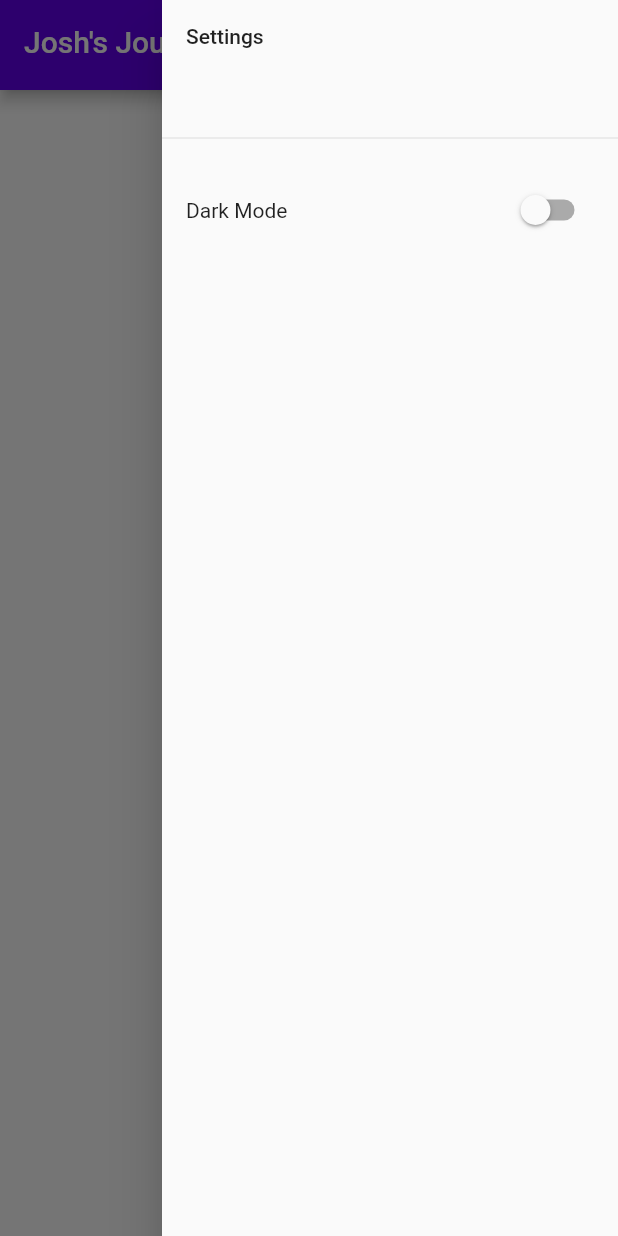
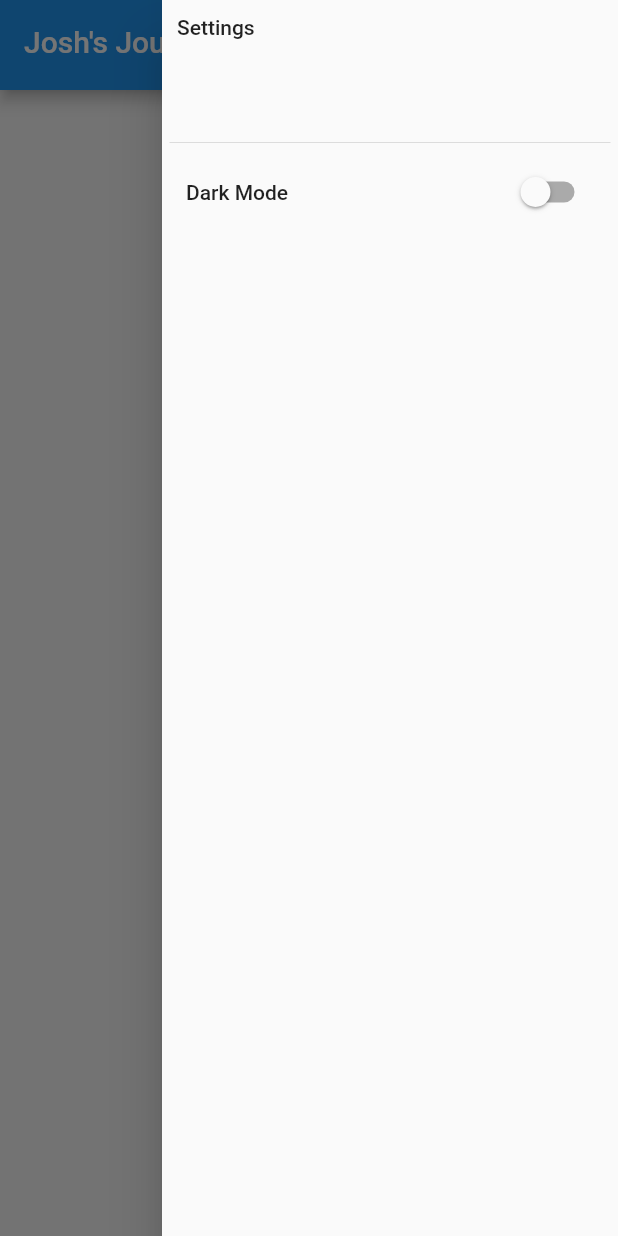
Before and after one commit to RevelsXIX/journal_test, a Flutter app: the screen it shows after launch, after a tap on the "menu" icon, on a phone screen of 412 x 824 dp. Run offline on Flutter 3.47's test engine with Material 2 defaults, Android fonts, the phone set to English and light mode, and no system bars; our stand-ins replace shared_preferences.

Commit message:
Sixth Commit

```diff
--- a/analysis_options.yaml
+++ b/analysis_options.yaml
@@ -26,6 +26,8 @@ linter:
     # prefer_single_quotes: true  # Uncomment to enable the `prefer_single_quotes` rule
     prefer_const_constructors: false
     prefer_const_literals_to_create_immutables: false
+    prefer_const_constructors_in_immutables: false
+    prefer_typing_uninitialized_variables: false
 
 # Additional information about this file can be found at
 # https://dart.dev/guides/language/analysis-options
--- a/lib/app.dart
+++ b/lib/app.dart
@@ -1,20 +1,50 @@
 import 'package:flutter/material.dart';
+import 'package:shared_preferences/shared_preferences.dart';
 import 'screens/welcome.dart';
 import 'models/custom_themes.dart';
 
-class App extends StatelessWidget {
+class App extends StatefulWidget {
 
-  // const App({Key? key}) : super(key: key);
+  final SharedPreferences preferences;
+
+  App({Key? key, required this.preferences}) : super(key: key);
+
+  @override
+  State<App> createState() => _AppState();
+}
+
+class _AppState extends State<App> {
+
+  static const darkModeKey = 'darkMode';
+  bool get darkMode =>
+      widget.preferences.getBool(darkModeKey) ?? false;
+
+  void toggleTheme(bool value) {
+    setState(() {
+      widget.preferences.setBool(darkModeKey, !darkMode);
+    });
+  }
+
+
 
   @override
   Widget build(BuildContext context) {
+
+    // void setThemeState() async {
+    //   setState(() {
+    //     widget.preferences.setBool(darkModeKey, !darkMode);
+    //   });
+    // }
+
+
     return MaterialApp(
         title: 'My Journal',
         // theme: ThemeData(primarySwatch: Colors.red),
-        themeMode: ThemeMode.system,
-        theme: MyThemes.lightTheme,
-        darkTheme: MyThemes.darkTheme,
-        home: WelcomeScreen()
+        // themeMode: ThemeMode.system,
+        theme: darkMode ? ThemeData.dark() : ThemeData.light(),
+        // darkTheme: MyThemes.darkTheme,
+        home: WelcomeScreen(darkMode: darkMode, toggleTheme: toggleTheme)
     );
   }
+
 }
--- a/lib/main.dart
+++ b/lib/main.dart
@@ -1,13 +1,21 @@
 import 'package:flutter/material.dart';
+import 'package:shared_preferences/shared_preferences.dart';
 import 'package:flutter/services.dart';
 import 'app.dart';
 
-void main() {
+void main() async {
   SystemChrome.setPreferredOrientations([
     DeviceOrientation.landscapeLeft,
     DeviceOrientation.landscapeRight,
     DeviceOrientation.portraitUp,
     DeviceOrientation.portraitDown
   ]);
-  runApp(App());
+
+  WidgetsFlutterBinding.ensureInitialized();
+  // final prefs = await SharedPreferences.getInstance();
+
+  // create new theme controller, which will get the currently selected from shared preferences
+  // final themeController = ThemeController(prefs);
+
+  runApp(App(preferences: await SharedPreferences.getInstance()));
 }
--- a/lib/screens/welcome.dart
+++ b/lib/screens/welcome.dart
@@ -1,11 +1,13 @@
 import 'package:flutter/material.dart';
 import 'package:journal_test/widgets/custom_appbar.dart';
-import 'package:journal_test/widgets/drawer_widget.dart';
 
 
 class WelcomeScreen extends StatefulWidget {
 
-  const WelcomeScreen({Key? key}) : super(key: key);
+  final darkMode;
+  final toggleTheme;
+
+  const WelcomeScreen({Key? key, this.darkMode, this.toggleTheme}) : super(key: key);
 
 
   @override
@@ -15,10 +17,20 @@ class WelcomeScreen extends StatefulWidget {
 
 class _WelcomeScreenState extends State<WelcomeScreen>{
 
+  @override
+  void initState() {
+    super.initState();
+    // getUserData();
+  }
+
+
+  _WelcomeScreenState();
+
+  // DocumentSnapshot userData;
+
+  // final DatabaseManager db = DatabaseManager();
 
   static const String title = "Josh's Journal";
-  //
-  // CustomAppBar.setPageTitle(title);
 
   @override
   Widget build(BuildContext context) {
@@ -26,7 +38,27 @@ class _WelcomeScreenState extends State<WelcomeScreen>{
       appBar: CustomAppBar(
         text: title,
       ),
-      endDrawer: CustomDrawer(),
+      endDrawer: Drawer(
+
+          child: ListView(
+              padding: EdgeInsets.zero,
+              children: <Widget>[
+            Container(
+            height: 100.0,
+            child: DrawerHeader(
+                child: Text('Settings'),
+                margin: EdgeInsets.all(5.0),
+                padding: EdgeInsets.all(5.0)
+            ),
+          ),
+                SwitchListTile(
+                    title: Text('Dark Mode'),
+                    value: widget.darkMode,
+                    onChanged: widget.toggleTheme)
+                // onChanged: () {},
+              ]
+          )
+      ),
       body: Center(
         child: Column(
           mainAxisAlignment: MainAxisAlignment.center,
--- a/lib/widgets/drawer_widget.dart
+++ b/lib/widgets/drawer_widget.dart
@@ -1,15 +1,13 @@
 import 'package:flutter/material.dart';
-import 'package:journal_test/widgets/switch_widget.dart';
+import 'package:shared_preferences/shared_preferences.dart';
 
 
 class CustomDrawer extends StatefulWidget {
 
-  // @override
-  // Size get preferredSize => Size.fromHeight(60.0);
+  final darkMode;
+  final toggleTheme;
 
-  // CustomAppBar(
-  //     {required this.text});
-  // final String text;
+  const CustomDrawer({Key? key, this.darkMode, this.toggleTheme}) : super(key: key);
 
   @override
   State<CustomDrawer> createState() => _CustomDrawerState();
@@ -18,38 +16,28 @@ class CustomDrawer extends StatefulWidget {
 class _CustomDrawerState extends State<CustomDrawer> {
 
 
-
   @override
   Widget build(BuildContext context) {
     return Drawer(
       // Add a ListView to the drawer. This ensures the user can scroll
       // through the options in the drawer if there isn't enough vertical
       // space to fit everything.
-      child: ListView(
-        // Important: Remove any padding from the ListView.
-        padding: EdgeInsets.zero,
-        children: [
-          Container(
-            height: 100.0,
-            child: DrawerHeader(
-              child: Text("Settings")
-            ),
-          ),
-        Padding(
-          padding: EdgeInsets.all(16.0),
-          child: Row(
-            mainAxisAlignment: MainAxisAlignment.spaceBetween,
-            children: [
-
-              Text(
-                'Dark Mode'
+        child: ListView(
+          // Important: Remove any padding from the ListView.
+            padding: EdgeInsets.zero,
+            children: <Widget>[
+              DrawerHeader(
+                  child: Text(
+                      'Settings'
+                  )
               ),
-              CustomSwitch()
-            ],
-          )
-          )
-        ],
-      ),
+              SwitchListTile(
+                  title: Text('Dark Mode'),
+                  value: widget.darkMode ?? false,
+                  onChanged: widget.toggleTheme ?? false)
+                  // onChanged: () {},
+            ]
+        )
     );
   }
 }
--- a/lib/widgets/switch_widget.dart
+++ /dev/null
@@ -1,24 +0,0 @@
-import 'package:flutter/material.dart';
-import 'package:journal_test/models/custom_themes.dart';
-
-class CustomSwitch extends StatefulWidget {
-
-  @override
-  State<CustomSwitch> createState() => _CustomSwitchState();
-}
-
-class _CustomSwitchState extends State<CustomSwitch> {
-  bool _value = false;
-  @override
-  Widget build(BuildContext context) {
-
-    return Switch.adaptive(
-        value: _value,
-        onChanged: (value) {
-          setState(() {
-            _value = value;
-          });
-        },
-    );
-  }
-}
--- a/pubspec.yaml
+++ b/pubspec.yaml
@@ -34,8 +34,7 @@ dependencies:
   # The following adds the Cupertino Icons font to your application.
   # Use with the CupertinoIcons class for iOS style icons.
   cupertino_icons: ^1.0.2
-  shared_preferences: ^0.5.4
-  provider: ^5.0.0
+  shared_preferences: ^2.0.0
 
 dev_dependencies:
   flutter_test:
```
Also changed, not shown: lib/prefs/shared_prefs.dart (deleted, +0 -15 lines), pubspec.lock, 2 other files.
